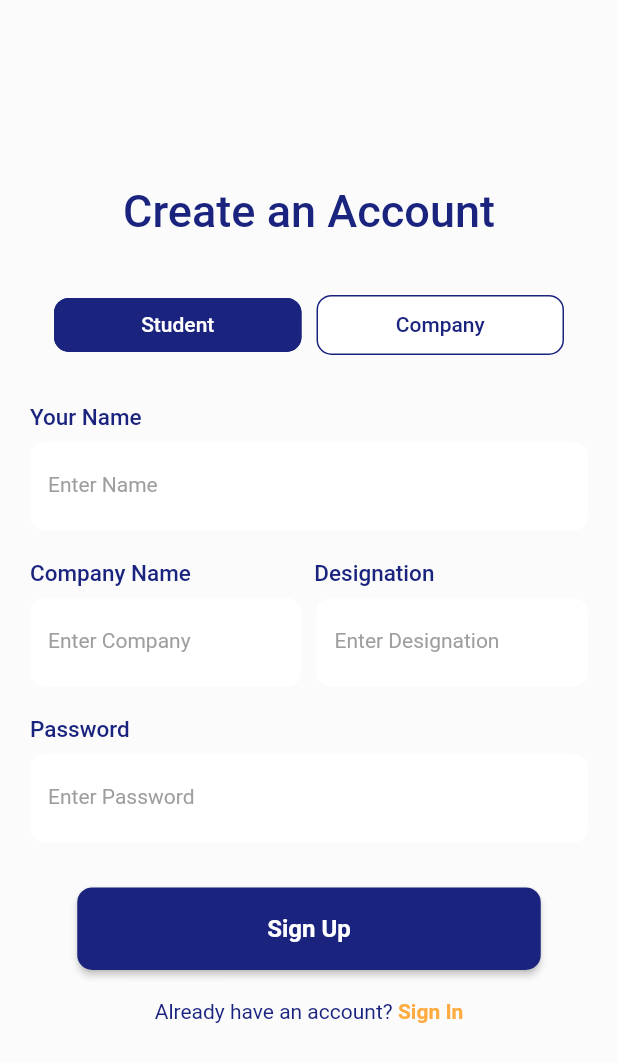
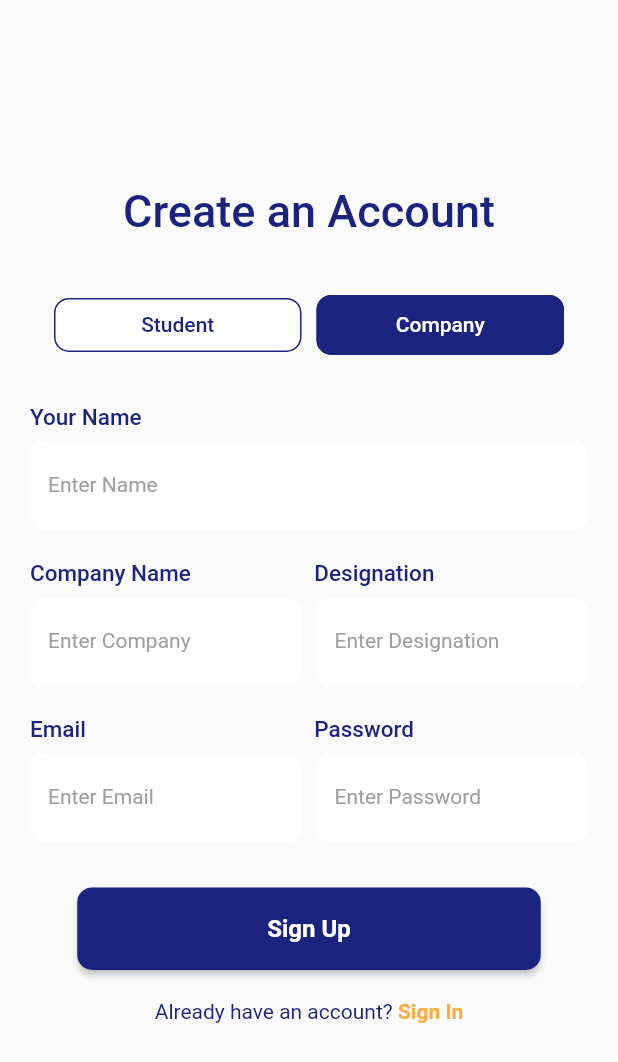
Before and after one commit to iamishu2908/SecureJobPortal, a Flutter app: the SignUpComScreen screen opened directly, on a phone screen of 412 x 824 dp. Shown: the top 1062 px of the screen. Run offline on Flutter 3.47's test engine with Material 2 defaults, Android fonts, the light colour scheme and no system bars; our stand-ins replace firebase_auth, firebase_core; accounts and stored records are empty; network calls fail.

```diff
--- a/lib/screens/signup_company.dart
+++ b/lib/screens/signup_company.dart
@@ -56,8 +56,8 @@ class _SignUpComScreenState extends State<SignUpComScreen> {
                         },
                         child: Text("Student"),
                         style: OutlinedButton.styleFrom(
-                          foregroundColor: Colors.white,
-                          backgroundColor: Colors.indigo[900],
+                          foregroundColor: Colors.indigo[900],
+                          backgroundColor: Colors.white,
                           side: BorderSide(color: Colors.indigo.shade900, width: 1),
                           shape: const RoundedRectangleBorder(borderRadius: BorderRadius.all(Radius.circular(10))),
                         ),
@@ -68,8 +68,8 @@ class _SignUpComScreenState extends State<SignUpComScreen> {
                         UserType = "Company";
                       },child: Text("Company"),
                         style: OutlinedButton.styleFrom(
-                          foregroundColor: Colors.indigo[900],
-                          backgroundColor: Colors.white,
+                          foregroundColor: Colors.white,
+                          backgroundColor: Colors.indigo[900],
                           side: BorderSide(color: Colors.indigo.shade900, width: 1),
                           shape: const RoundedRectangleBorder(borderRadius: BorderRadius.all(Radius.circular(10))),
                         ),
@@ -146,10 +146,27 @@ class _SignUpComScreenState extends State<SignUpComScreen> {
                 const SizedBox(
                   height: 20,
                 ),
+                Row(
+                    children: <Widget>[
                       Container(
-                  width: MediaQuery.of(context).size.width,
+                        //color: Colors.black,
+                        width: MediaQuery.of(context).size.width * 0.46,
                         height: 25,
-                  alignment: Alignment.topLeft,
+                        //alignment: Alignment.topLeft,
+                        child: Text(
+                          "Email",
+                          style: TextStyle(color: Colors.indigo.shade900,
+                              fontSize: 15,
+                              fontWeight: FontWeight.w500
+                          ),
+                          textAlign: TextAlign.left,
+                        ),
+                      ),
+                      Container(
+                        //color: Colors.pink,
+                        width: MediaQuery.of(context).size.width * 0.4,
+                        height: 25,
+                        //alignment: Alignment.topLeft,
                         child: Text(
                           "Password",
                           style: TextStyle(color: Colors.indigo.shade900,
@@ -159,8 +176,20 @@ class _SignUpComScreenState extends State<SignUpComScreen> {
                           textAlign: TextAlign.left,
                         ),
                       ),
-                reusableTextField("Enter Password", true,
+                    ]
+                ),
+                Row(
+                    children: <Widget>[
+                      Expanded(
+                        child: reusableTextField("Enter Email", false,
+                            _emailTextController),
+                      ),
+                      SizedBox(width: 10),
+                      Expanded(
+                        child:reusableTextField("Enter Password", true,
                             _passwordTextController),
+                      ),
+                    ]),
                 const SizedBox(
                   height: 20,
                 ),
```
Also changed, not shown: lib/screens/reset_password.dart (+19 -9 lines). Lines whose indentation alone changed are shown as unchanged.
